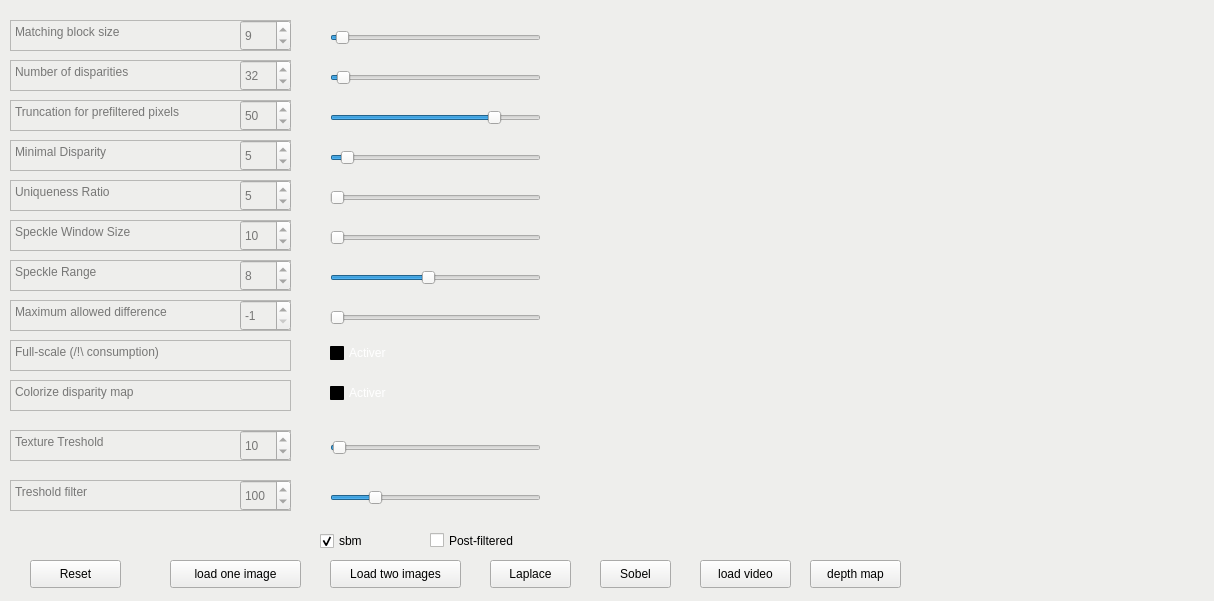
Qt form widgets/disparity.ui (K1ntus/Projet-Technologique-L3) before a commit.
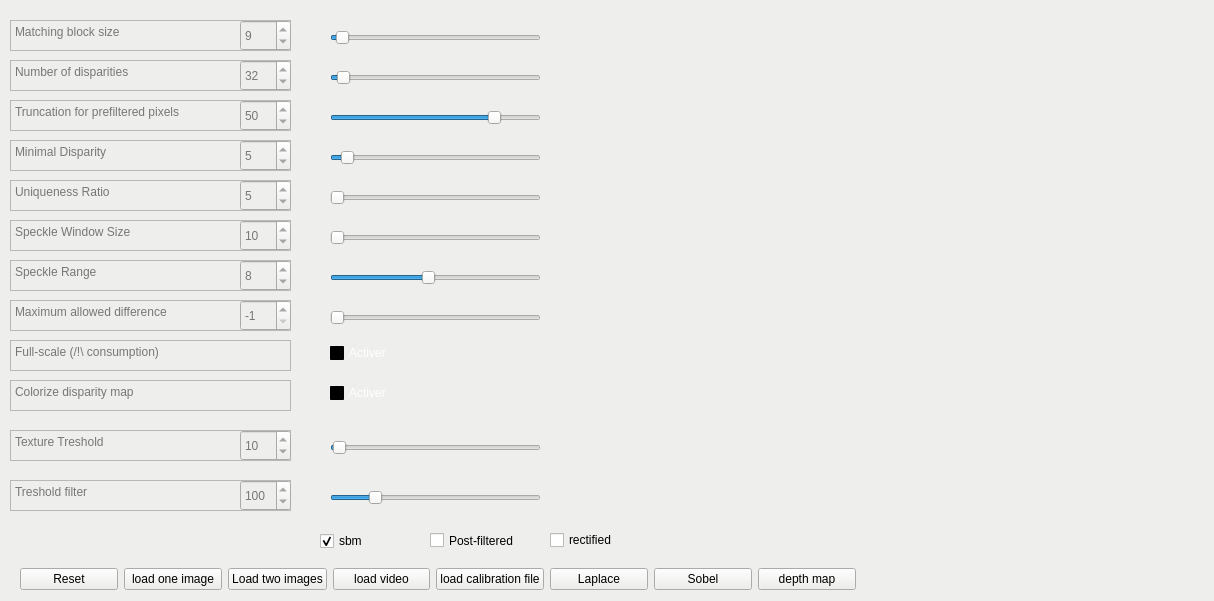
The same form after that commit.

Commit message: interface improvement + sgbm fix

```diff
--- a/widgets/disparity.ui
+++ b/widgets/disparity.ui
@@ -1344,19 +1344,6 @@
     <bool>false</bool>
    </property>
   </widget>
-  <widget class="QPushButton" name="loadImage">
-   <property name="geometry">
-    <rect>
-     <x>170</x>
-     <y>560</y>
-     <width>131</width>
-     <height>28</height>
-    </rect>
-   </property>
-   <property name="text">
-    <string>load one image</string>
-   </property>
-  </widget>
   <widget class="QLabel" name="image_loaded">
    <property name="geometry">
     <rect>
@@ -1379,20 +1366,7 @@
     <set>Qt::AlignCenter</set>
    </property>
   </widget>
-  <widget class="QPushButton" name="reset_image">
-   <property name="geometry">
-    <rect>
-     <x>30</x>
-     <y>560</y>
-     <width>91</width>
-     <height>28</height>
-    </rect>
-   </property>
-   <property name="text">
-    <string>Reset</string>
-   </property>
-  </widget>
-  <widget class="QCheckBox" name="checkBox">
+  <widget class="QCheckBox" name="sbm">
    <property name="geometry">
     <rect>
      <x>320</x>
@@ -1836,32 +1810,6 @@
     <string>Activer</string>
    </property>
   </widget>
-  <widget class="QPushButton" name="Sobel">
-   <property name="geometry">
-    <rect>
-     <x>600</x>
-     <y>560</y>
-     <width>71</width>
-     <height>28</height>
-    </rect>
-   </property>
-   <property name="text">
-    <string>Sobel</string>
-   </property>
-  </widget>
-  <widget class="QPushButton" name="Laplace">
-   <property name="geometry">
-    <rect>
-     <x>490</x>
-     <y>560</y>
-     <width>81</width>
-     <height>28</height>
-    </rect>
-   </property>
-   <property name="text">
-    <string>Laplace</string>
-   </property>
-  </widget>
   <widget class="QPlainTextEdit" name="plainTextEdit_12">
    <property name="enabled">
     <bool>false</bool>
@@ -1922,45 +1870,6 @@
     <string>Post-filtered</string>
    </property>
   </widget>
-  <widget class="QPushButton" name="video">
-   <property name="geometry">
-    <rect>
-     <x>700</x>
-     <y>560</y>
-     <width>91</width>
-     <height>28</height>
-    </rect>
-   </property>
-   <property name="text">
-    <string>load video</string>
-   </property>
-  </widget>
-  <widget class="QPushButton" name="depthMap">
-   <property name="geometry">
-    <rect>
-     <x>810</x>
-     <y>560</y>
-     <width>91</width>
-     <height>28</height>
-    </rect>
-   </property>
-   <property name="text">
-    <string>depth map</string>
-   </property>
-  </widget>
-  <widget class="QPushButton" name="load_two_images">
-   <property name="geometry">
-    <rect>
-     <x>330</x>
-     <y>560</y>
-     <width>131</width>
-     <height>28</height>
-    </rect>
-   </property>
-   <property name="text">
-    <string>Load two images</string>
-   </property>
-  </widget>
   <widget class="QSpinBox" name="spinBox_windowSize">
    <property name="enabled">
     <bool>false</bool>
@@ -2166,6 +2075,87 @@
     <number>100</number>
    </property>
   </widget>
+  <widget class="QWidget" name="horizontalLayoutWidget">
+   <property name="geometry">
+    <rect>
+     <x>20</x>
+     <y>549</y>
+     <width>836</width>
+     <height>61</height>
+    </rect>
+   </property>
+   <layout class="QHBoxLayout" name="horizontalLayout">
+    <item>
+     <widget class="QPushButton" name="reset_image">
+      <property name="text">
+       <string>Reset</string>
+      </property>
+     </widget>
+    </item>
+    <item>
+     <widget class="QPushButton" name="loadImage">
+      <property name="text">
+       <string>load one image</string>
+      </property>
+     </widget>
+    </item>
+    <item>
+     <widget class="QPushButton" name="load_two_images">
+      <property name="text">
+       <string>Load two images</string>
+      </property>
+     </widget>
+    </item>
+    <item>
+     <widget class="QPushButton" name="video">
+      <property name="text">
+       <string>load video</string>
+      </property>
+     </widget>
+    </item>
+    <item>
+     <widget class="QPushButton" name="calib">
+      <property name="text">
+       <string>load calibration file</string>
+      </property>
+     </widget>
+    </item>
+    <item>
+     <widget class="QPushButton" name="Laplace">
+      <property name="text">
+       <string>Laplace</string>
+      </property>
+     </widget>
+    </item>
+    <item>
+     <widget class="QPushButton" name="Sobel">
+      <property name="text">
+       <string>Sobel</string>
+      </property>
+     </widget>
+    </item>
+    <item>
+     <widget class="QPushButton" name="depthMap">
+      <property name="text">
+       <string>depth map</string>
+      </property>
+     </widget>
+    </item>
+   </layout>
+  </widget>
+  <widget class="QCheckBox" name="rectified">
+   <property name="geometry">
+    <rect>
+     <x>550</x>
+     <y>530</y>
+     <width>81</width>
+     <height>20</height>
+    </rect>
+   </property>
+   <property name="text">
+    <string>rectified</string>
+   </property>
+  </widget>
  </widget>
  <resources/>
  <connections/>
```
The commit also changes 6 other files.
